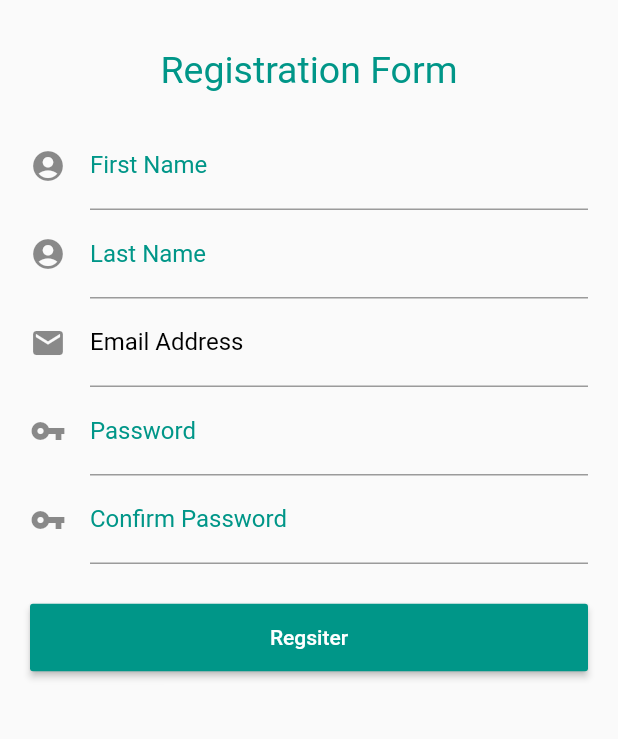
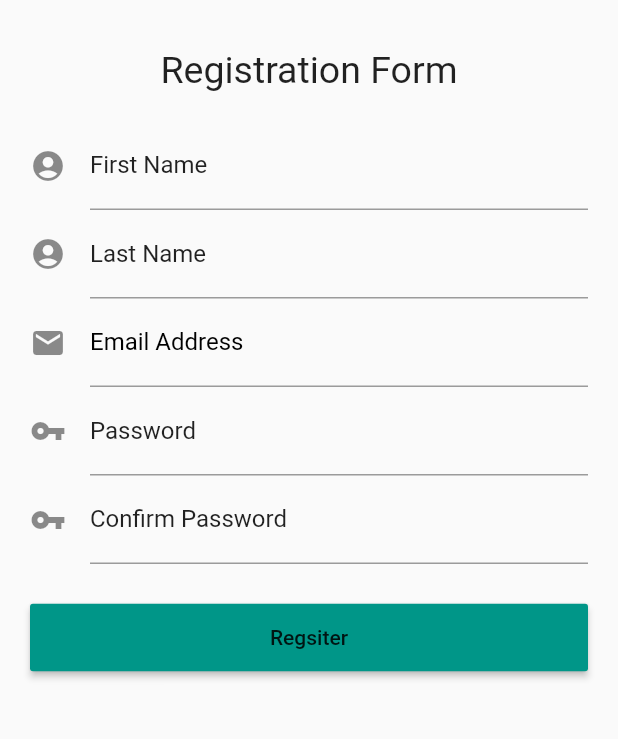
Before and after one commit to melosdad/sigma_ui, a Flutter app: the screen it shows after launch, after a tap on "New User? Register", on a phone screen of 412 x 824 dp, the part 222-961 px from its top. Run offline on Flutter 3.47's test engine with Material 2 defaults, Android fonts, the phone set to English and light mode, and no system bars.

Commit message:
Update Dashboard

```diff
--- a/lib/main.dart
+++ b/lib/main.dart
@@ -9,7 +9,15 @@ class MyApp extends StatelessWidget {
     return new MaterialApp(
       title: 'SIGMA',
       theme: new ThemeData(
-        primarySwatch: Colors.blue,
+        primarySwatch: Colors.teal,
+        primaryTextTheme: TextTheme(
+          caption: TextStyle(
+            color: Colors.black87
+          ),
+          headline: TextStyle(
+            color: Colors.black87
+          )
+        )
       ),
       home: new Login()
     );
--- a/lib/windows/login.dart
+++ b/lib/windows/login.dart
@@ -134,13 +134,20 @@ fontSize: 20.0
               new TextFormField(
                 controller: txtEmail,
                 decoration: InputDecoration(
-                labelText: "Email"
+                labelText: "Email",
+                    labelStyle: TextStyle(
+                        color: Colors.black87
+                    )
               ),autofocus: false,
               keyboardType: TextInputType.text,),
               new TextFormField(
                 controller: txtPassword,
                 decoration: InputDecoration(
-                  labelText: "Password"
+                  labelText: "Password",
+                  labelStyle: TextStyle(
+                    color: Colors.black87
+                  )
+
               ),autofocus: false,
                 obscureText: true,
                 keyboardType: TextInputType.text,),
@@ -148,7 +155,7 @@ fontSize: 20.0
             ,new FlatButton(
                 child: Text(
                   'New User? Register',
-                  style: TextStyle(color: Colors.black54),
+                  style: TextStyle(color: Colors.black87),
                 ),
                 onPressed: () {
                   var route = new MaterialPageRoute(
@@ -166,7 +173,7 @@ fontSize: 20.0
                 height: 45.0,
                 color: Colors.teal,
                 child: new Text("Login", style: TextStyle(
-                  color: Colors.white
+                  color: Colors.black87
                 ),),),
 
             ],
--- a/lib/windows/profile.dart
+++ b/lib/windows/profile.dart
@@ -10,7 +10,9 @@ class _ProfileState extends State<Profile> {
   @override
   Widget build(BuildContext context) {
     return Scaffold(
+
       appBar: AppBar(
+        backgroundColor: Colors.teal,
         centerTitle: true,
         title: new Text("Profile"),
       ),
--- a/lib/windows/register.dart
+++ b/lib/windows/register.dart
@@ -27,7 +27,7 @@ class _RegisterState extends State<Register> {
               textAlign: TextAlign.center,
               style: TextStyle(
                 fontSize: 25.0,
-                color: Colors.teal
+                color: Colors.black87
               ),),
               SizedBox(height: 20.0,),
               TextFormField(
@@ -35,7 +35,7 @@ class _RegisterState extends State<Register> {
                 decoration: InputDecoration(
                   labelText: "First Name",
                   labelStyle: TextStyle(
-                    color: Colors.teal
+                    color: Colors.black87
                   ),
                   icon: Icon(Icons.account_circle)
                 ),
@@ -43,7 +43,7 @@ class _RegisterState extends State<Register> {
               TextFormField(decoration: InputDecoration(
                   labelText: "Last Name",
                   labelStyle: TextStyle(
-                      color: Colors.teal
+                      color: Colors.black87
                   ),
                   icon: Icon(Icons.account_circle)
               ),),
@@ -52,19 +52,19 @@ class _RegisterState extends State<Register> {
                   labelStyle: TextStyle(
                       color: Colors.black
                   ),
-                  icon: Icon(Icons.mail)
+                  icon: Icon(Icons.mail,)
               ),),
               TextFormField(decoration: InputDecoration(
                   labelText: "Password",
                   labelStyle: TextStyle(
-                      color: Colors.teal
+                      color: Colors.black87
                   ),
                   icon: Icon(Icons.vpn_key)
               ),),
               TextFormField(decoration: InputDecoration(
                   labelText: "Confirm Password",
                   labelStyle: TextStyle(
-                      color: Colors.teal
+                      color: Colors.black87
                   ),
                   icon: Icon(Icons.vpn_key)
               ),),
@@ -78,7 +78,7 @@ class _RegisterState extends State<Register> {
                 height: 45.0,
                 color: Colors.teal,
               child: new Text("Regsiter",style: TextStyle(
-                color: Colors.white
+
               ),),),
               SizedBox(height: 25.0,),
             ],
```
Also changed, not shown: lib/windows/chats.dart (+7 -2 lines), lib/windows/contacts.dart (+6 -2 lines), lib/windows/dash.dart (+6 -6 lines), lib/windows/landing.dart (+6 -2 lines), lib/windows/trends.dart (+5 -2 lines), lib/windows/what.dart (+4 -4 lines).
